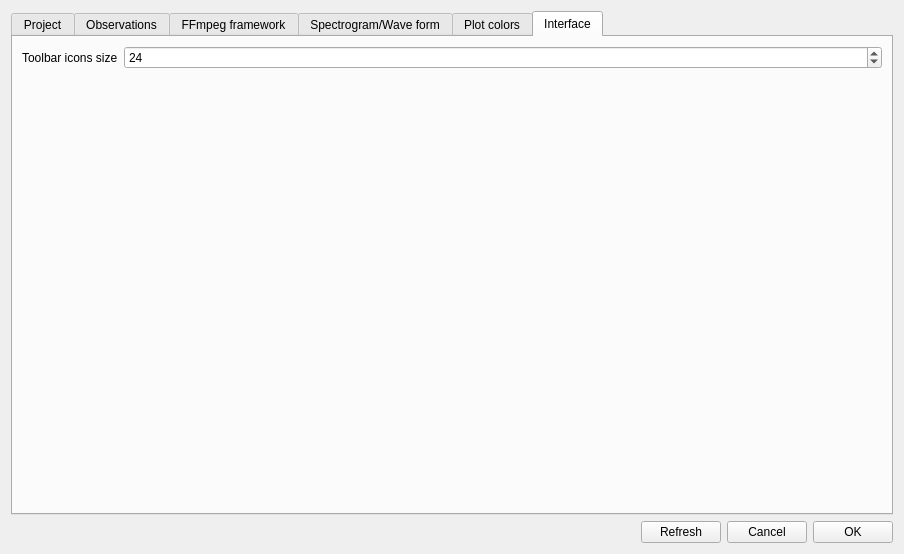
Old version of the form boris/preferences.ui in the repository olivierfriard/BORIS.
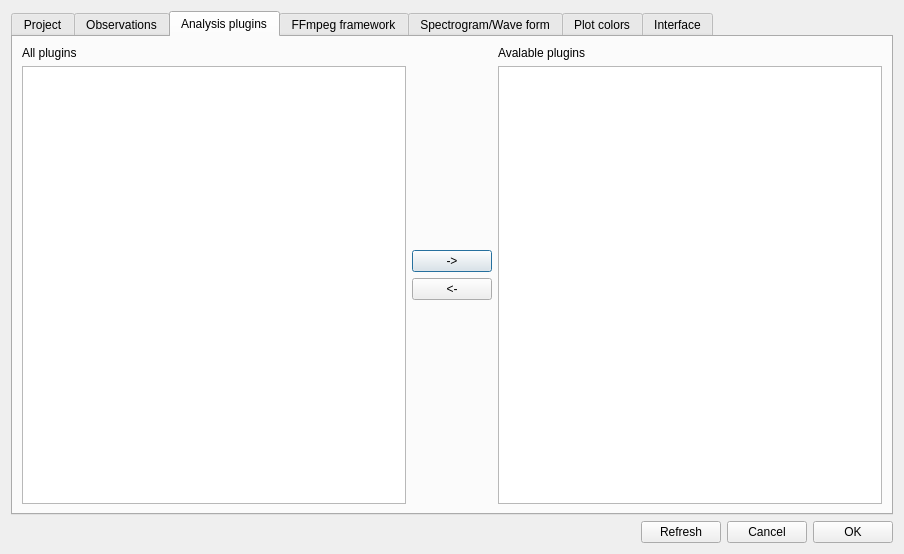
New version of the form.

What changed in the file:
```diff
--- a/boris/preferences.ui
+++ b/boris/preferences.ui
@@ -25,7 +25,7 @@
         <bool>true</bool>
        </property>
        <property name="currentIndex">
-        <number>5</number>
+        <number>2</number>
        </property>
        <widget class="QWidget" name="tab_project">
         <attribute name="title">
@@ -310,6 +310,85 @@
          </item>
         </layout>
        </widget>
+       <widget class="QWidget" name="tab_analysis_plugins">
+        <attribute name="title">
+         <string>Analysis plugins</string>
+        </attribute>
+        <layout class="QHBoxLayout" name="horizontalLayout_16">
+         <item>
+          <layout class="QVBoxLayout" name="verticalLayout_11">
+           <item>
+            <widget class="QLabel" name="label_13">
+             <property name="text">
+              <string>All plugins</string>
+             </property>
+            </widget>
+           </item>
+           <item>
+            <widget class="QListWidget" name="lv_all_plugins"/>
+           </item>
+          </layout>
+         </item>
+         <item>
+          <layout class="QVBoxLayout" name="verticalLayout_13">
+           <item>
+            <spacer name="verticalSpacer_7">
+             <property name="orientation">
+              <enum>Qt::Orientation::Vertical</enum>
+             </property>
+             <property name="sizeHint" stdset="0">
+              <size>
+               <width>20</width>
+               <height>40</height>
+              </size>
+             </property>
+            </spacer>
+           </item>
+           <item>
+            <widget class="QPushButton" name="pb_add_plugin">
+             <property name="text">
+              <string>-&gt;</string>
+             </property>
+            </widget>
+           </item>
+           <item>
+            <widget class="QPushButton" name="pb_remove_plugin">
+             <property name="text">
+              <string>&lt;-</string>
+             </property>
+            </widget>
+           </item>
+           <item>
+            <spacer name="verticalSpacer_6">
+             <property name="orientation">
+              <enum>Qt::Orientation::Vertical</enum>
+             </property>
+             <property name="sizeHint" stdset="0">
+              <size>
+               <width>20</width>
+               <height>40</height>
+              </size>
+             </property>
+            </spacer>
+           </item>
+          </layout>
+         </item>
+         <item>
+          <layout class="QVBoxLayout" name="verticalLayout_12">
+           <item>
+            <widget class="QLabel" name="label_14">
+             <property name="text">
+              <string>Avalable plugins</string>
+             </property>
+            </widget>
+           </item>
+           <item>
+            <widget class="QListWidget" name="lv_plugins"/>
+           </item>
+          </layout>
+         </item>
+        </layout>
+       </widget>
        <widget class="QWidget" name="tab_ffmpeg">
         <attribute name="title">
          <string>FFmpeg framework</string>
```
